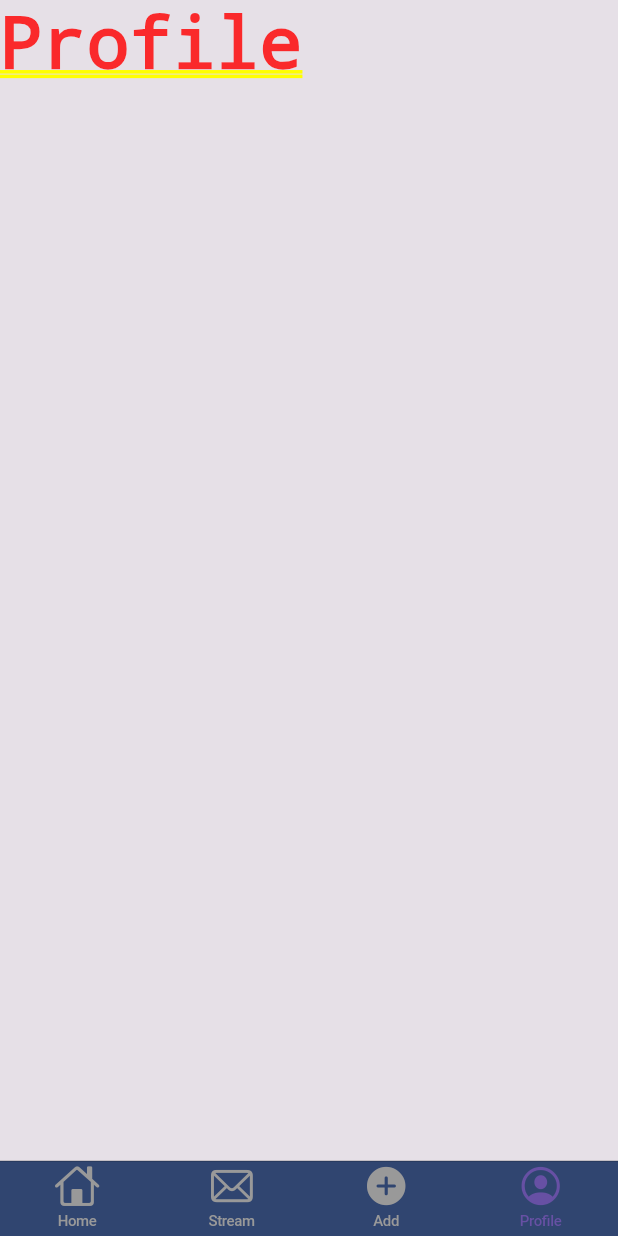
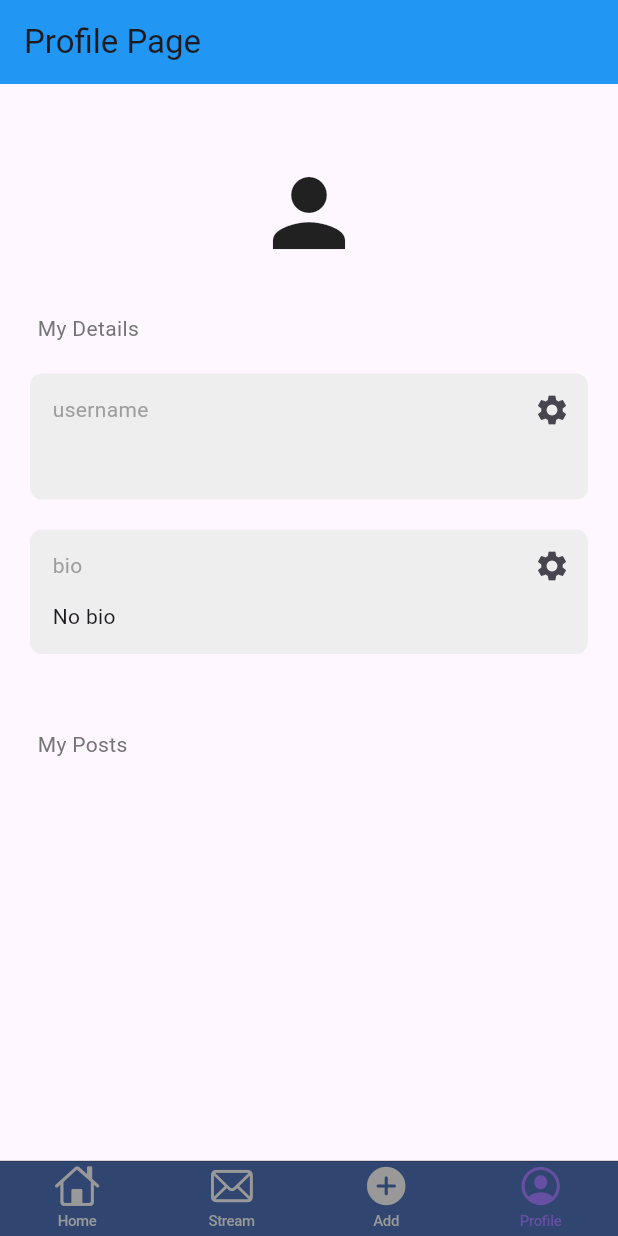
Before and after one commit to kevingallardo52/memeStream, a Flutter app: the TabsController screen opened directly, item 4 of the bottom bar chosen, on a phone screen of 412 x 824 dp. Run offline on Flutter 3.47's test engine with Material 3 defaults, Android fonts, the phone set to English and light mode, and no system bars; our stand-ins replace cloud_firestore, firebase_auth, firebase_core; accounts and stored records are empty.

Commit message:
profile added half way

```diff
--- /dev/null
+++ b/flutter_application_1/lib/components/text_box.dart
@@ -0,0 +1,54 @@
+import 'package:flutter/material.dart';
+
+class MyTextBox extends StatelessWidget {
+  final String text;
+  final String sectionName;
+  final void Function()? onPressed;
+  const MyTextBox({
+    super.key,
+    required this.text,
+    required this.sectionName,
+    required this.onPressed,
+  });
+
+  @override
+  Widget build(BuildContext context) {
+    return Container(
+      decoration: BoxDecoration(
+        color: Colors.grey[200],
+        borderRadius: BorderRadius.circular(8),
+      ),
+      padding: const EdgeInsets.only(
+        left: 15,
+        bottom: 15,
+      ),
+      margin: const EdgeInsets.only(left: 20, right: 20, top: 20),
+      child: Column(
+        crossAxisAlignment: CrossAxisAlignment.start,
+        children: [
+          Row(
+            mainAxisAlignment: MainAxisAlignment.spaceBetween,
+            children: [
+              // section name
+              Text(
+                sectionName,
+                style: TextStyle(
+                  color: Colors.grey[500],
+                ),
+              ),
+
+              // edit button
+              IconButton(
+                onPressed: onPressed,
+                icon: Icon(Icons.settings),
+              ),
+            ],
+          ),
+
+          // text
+          Text(text),
+        ],
+      ),
+    );
+  }
+}
--- a/flutter_application_1/lib/pages/profile.dart
+++ b/flutter_application_1/lib/pages/profile.dart
@@ -1,15 +1,107 @@
+import 'package:cloud_firestore/cloud_firestore.dart';
+import 'package:firebase_auth/firebase_auth.dart';
 import 'package:flutter/material.dart';
+import 'package:flutter_application_1/components/text_box.dart';
 
-class Profile extends StatefulWidget {
-  const Profile({super.key});
+class ProfilePage extends StatefulWidget {
+  const ProfilePage({super.key});
 
   @override
-  State<Profile> createState() => _ProfileState();
+  State<ProfilePage> createState() => _ProfilePageState();
 }
 
-class _ProfileState extends State<Profile> {
+class _ProfilePageState extends State<ProfilePage> {
+  final currentUser = FirebaseAuth.instance.currentUser!;
+
+  // edit field
+  Future<void> editField(String field) async {}
   @override
   Widget build(BuildContext context) {
-    return SafeArea(child: const Text("Profile"));
+    return Scaffold(
+        appBar: AppBar(
+          title: Text("Profile Page"),
+          backgroundColor: Colors.blue,
+        ),
+        body: StreamBuilder<DocumentSnapshot>(
+          stream: FirebaseFirestore.instance
+              .collection("users")
+              .doc(currentUser.email)
+              .snapshots(),
+          builder: (context, snapshot) {
+            if (snapshot.hasData) {
+              // get user data
+              final userData = snapshot.data!.data() as Map<String, dynamic>;
+
+              return ListView(
+                children: [
+                  const SizedBox(
+                    height: 50,
+                  ),
+                  // profile pic
+                  const Icon(
+                    Icons.person,
+                    size: 72,
+                  ),
+
+                  //user email
+                  Text(
+                    currentUser.email!,
+                    textAlign: TextAlign.center,
+                    style: TextStyle(color: Colors.grey[700]),
+                  ),
+
+                  const SizedBox(
+                    height: 10,
+                  ),
+
+                  // user details
+                  Padding(
+                    padding: const EdgeInsets.only(left: 25.0),
+                    child: Text(
+                      'My Details',
+                      style: TextStyle(color: Colors.grey[600]),
+                    ),
+                  ),
+
+                  // username
+                  MyTextBox(
+                    text: userData['username'],
+                    sectionName: 'username',
+                    onPressed: () => editField('username'),
+                  ),
+
+                  //bio
+                  // username
+                  MyTextBox(
+                    text: 'No bio',
+                    sectionName: 'bio',
+                    onPressed: () => editField('bio'),
+                  ),
+
+                  const SizedBox(
+                    height: 50,
+                  ),
+
+                  // user posts
+                  Padding(
+                    padding: const EdgeInsets.only(left: 25.0),
+                    child: Text(
+                      'My Posts',
+                      style: TextStyle(color: Colors.grey[600]),
+                    ),
+                  ),
+                ],
+              );
+            } else if (snapshot.hasError) {
+              return Center(
+                child: Text('Error${snapshot.error}'),
+              );
+            }
+
+            return const Center(
+              child: CircularProgressIndicator(),
+            );
+          },
+        ));
   }
 }
--- a/flutter_application_1/lib/services/auth_service.dart
+++ b/flutter_application_1/lib/services/auth_service.dart
@@ -38,6 +38,8 @@ class AuthService extends ChangeNotifier {
         await _firestore.collection('users').doc(user.uid).set({
           'uid': user.uid,
           'email': email,
+          'username': email.split('@')[0],
+          'bio': 'Empty bio...',
         });
       }
     } catch (e) {
--- a/flutter_application_1/lib/tabs.dart
+++ b/flutter_application_1/lib/tabs.dart
@@ -18,7 +18,7 @@ class _TabsControllerState extends State<TabsController> {
     HomePage(),
     Stream(),
     Add(),
-    Profile(),
+    ProfilePage(),
   ];
 
   void _onItemTapped(int index) {
```
